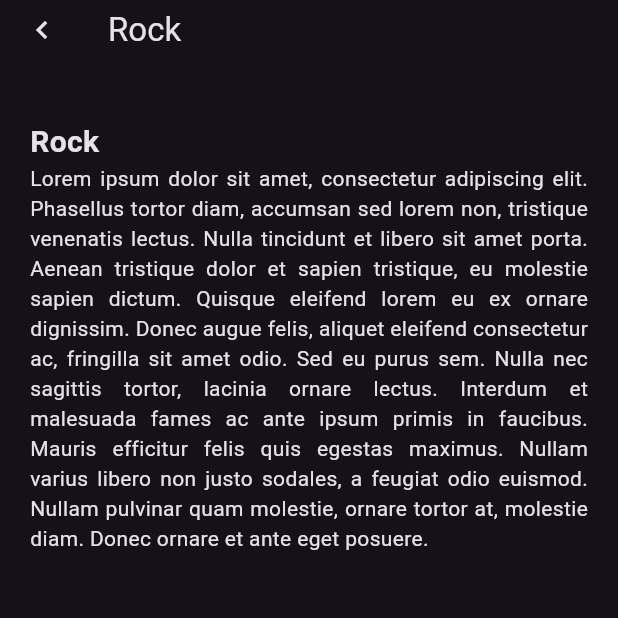
After one commit to raulzanardo/curriculo, a Flutter app: the PagePortfolioRock screen opened directly, on a phone screen of 412 x 824 dp, the top half of it. The commit adds this screen. Run offline on Flutter 3.47's test engine with Material 3 defaults, Android fonts, the phone set to English and light mode, and no system bars; our stand-ins replace i18n_extension.

Commit message:
alteraçao da pagina de portifolio

```diff
--- a/lib/pages/page_portfolio.dart
+++ b/lib/pages/page_portfolio.dart
@@ -1,6 +1,8 @@
+import 'package:curriculo/pages/sub_page/page_porfolio_bingo.dart';
 import 'package:curriculo/pages/sub_page/page_porfolio_blitz.dart';
 import 'package:curriculo/pages/sub_page/page_porfolio_copal.dart';
 import 'package:curriculo/pages/sub_page/page_porfolio_item.dart';
+import 'package:curriculo/pages/sub_page/page_porfolio_rock.dart';
 import 'package:curriculo/widgets/widget_portfolio_item.dart';
 import 'package:flutter/material.dart';
 
@@ -9,7 +11,6 @@ import 'package:flutter/material.dart';
 https://play.google.com/store/apps/details?id=com.pensenova.copalv2
 
 */
-
 
 class PagePortfolio extends StatefulWidget {
   const PagePortfolio({super.key});
@@ -43,8 +44,20 @@ class _PagePortfolioState extends State<PagePortfolio> {
                 WidgetPortfolioItem(
                   image: 'assets/images/portfolio/blitz_logo.png',
                   title: 'Blitz',
-                  body: ' Aplicativo para contagem de pontos no jogo de cartas Dutch Blitz',
+                  body: 'Aplicativo para contagem de pontos no jogo de cartas Dutch Blitz',
                   portfolioPage: PagePortfolioBlitz(),
+                ),
+                WidgetPortfolioItem(
+                  image: 'assets/images/portfolio/rock_logo.png',
+                  title: 'Rock Venue',
+                  body: 'Estudo de caso de aplicativo para venda de ingressos de uma banda de rock',
+                  portfolioPage: PagePortfolioRock(),
+                ),
+                WidgetPortfolioItem(
+                  image: 'assets/images/portfolio/bingo_logo.png',
+                  title: 'Bing-o',
+                  body: 'Jogo de bingo com frases no lugar dos números',
+                  portfolioPage: PagePortfolioBingo(),
                 ),
               ],
             ),
--- /dev/null
+++ b/lib/pages/sub_page/page_porfolio_rock.dart
@@ -0,0 +1,40 @@
+import 'package:curriculo/widgets/widget_text_box.dart';
+import 'package:flutter/material.dart';
+
+class PagePortfolioRock extends StatefulWidget {
+  PagePortfolioRock({super.key});
+
+  @override
+  State<PagePortfolioRock> createState() => _PagePortfolioRockState();
+}
+
+class _PagePortfolioRockState extends State<PagePortfolioRock> {
+  @override
+  Widget build(BuildContext context) {
+    return Scaffold(
+      appBar: AppBar(
+        toolbarHeight: 40,
+        title: const Text('Rock'),
+        centerTitle: false,
+        automaticallyImplyLeading: false,
+        leading: IconButton(
+          onPressed: () {
+            Navigator.of(context).pop();
+          },
+          icon: const Icon(Icons.navigate_before),
+        ),
+      ),
+      body: Align(
+        alignment: Alignment.topCenter,
+        child: SingleChildScrollView(
+          padding: const EdgeInsets.all(20),
+          child: SizedBox(
+            width: 700,
+            child: WidgetTextBox('Rock',
+                'Lorem ipsum dolor sit amet, consectetur adipiscing elit. Phasellus tortor diam, accumsan sed lorem non, tristique venenatis lectus. Nulla tincidunt et libero sit amet porta. Aenean tristique dolor et sapien tristique, eu molestie sapien dictum. Quisque eleifend lorem eu ex ornare dignissim. Donec augue felis, aliquet eleifend consectetur ac, fringilla sit amet odio. Sed eu purus sem. Nulla nec sagittis tortor, lacinia ornare lectus. Interdum et malesuada fames ac ante ipsum primis in faucibus. Mauris efficitur felis quis egestas maximus. Nullam varius libero non justo sodales, a feugiat odio euismod. Nullam pulvinar quam molestie, ornare tortor at, molestie diam. Donec ornare et ante eget posuere.'),
+          ),
+        ),
+      ),
+    );
+  }
+}
```
Also changed, not shown: lib/pages/sub_page/page_porfolio_bingo.dart (added, +40 -0 lines), assets/images/portfolio/bingo_logo.png (added), assets/images/portfolio/rock_logo.png (added).
